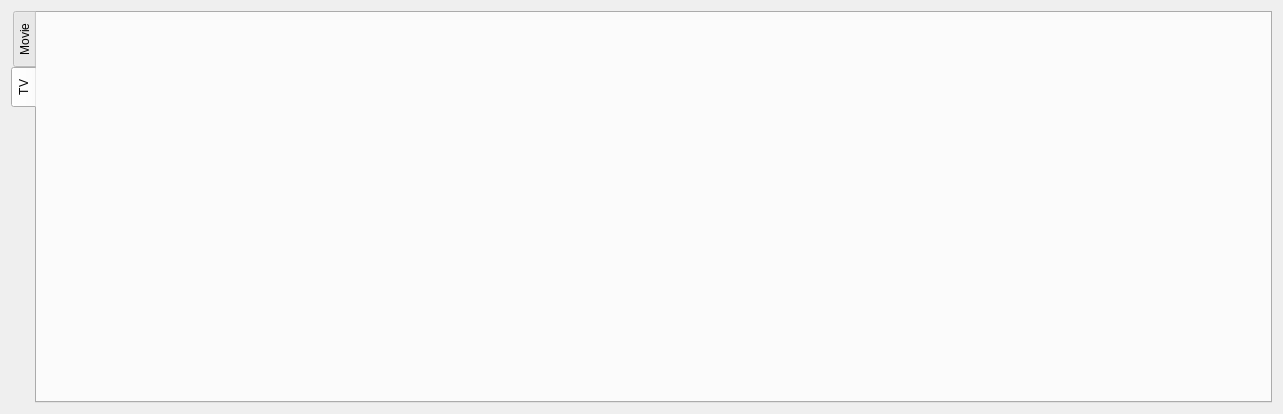
This is dialogrenamerfiles.ui in DmitriusFalse/mediaFinder as Qt 5 draws it before an edit. The edited form follows.
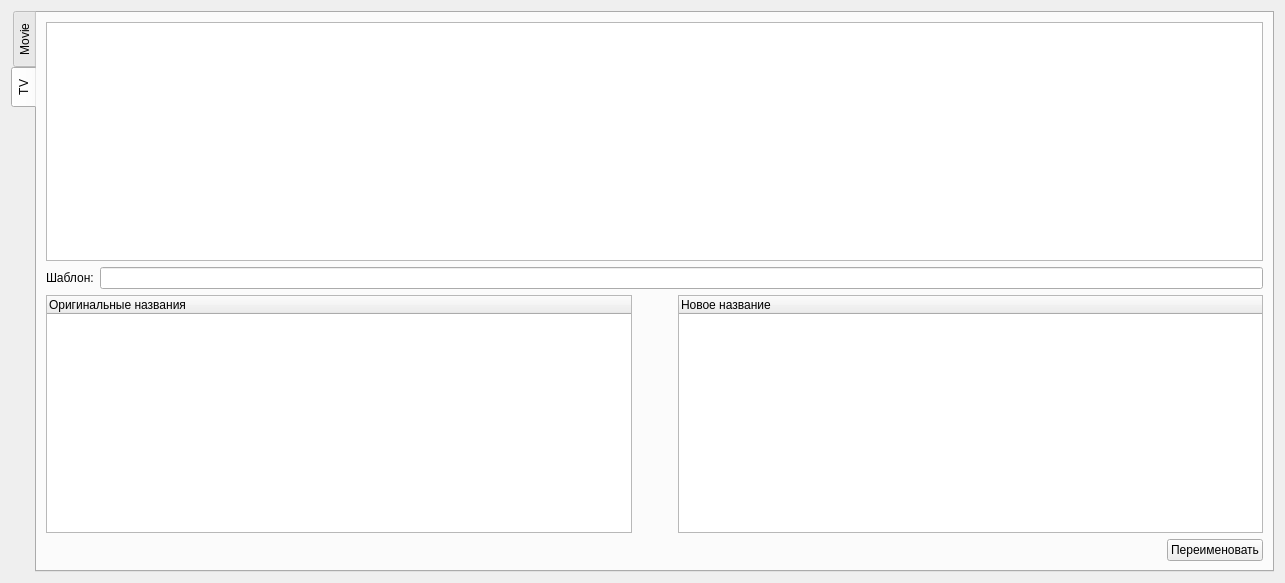
This is the edited form. The open tabs and pages were chosen to show the change.

Patch:
```diff
--- a/dialogrenamerfiles.ui
+++ b/dialogrenamerfiles.ui
@@ -6,8 +6,8 @@
    <rect>
     <x>0</x>
     <y>0</y>
-    <width>1283</width>
-    <height>414</height>
+    <width>1285</width>
+    <height>583</height>
    </rect>
   </property>
   <property name="windowTitle">
@@ -31,13 +31,37 @@
         <layout class="QVBoxLayout" name="patternDescriptionLayout">
          <item>
           <widget class="QLabel" name="label_2">
+           <property name="minimumSize">
+            <size>
+             <width>0</width>
+             <height>25</height>
+            </size>
+           </property>
+           <property name="maximumSize">
+            <size>
+             <width>16777215</width>
+             <height>25</height>
+            </size>
+           </property>
            <property name="text">
             <string>Поля для подстановки</string>
            </property>
           </widget>
          </item>
          <item>
-          <widget class="QTextEdit" name="patternDescription">
+          <widget class="QTextEdit" name="patternMovieDescription">
+           <property name="minimumSize">
+            <size>
+             <width>0</width>
+             <height>200</height>
+            </size>
+           </property>
+           <property name="maximumSize">
+            <size>
+             <width>16777215</width>
+             <height>200</height>
+            </size>
+           </property>
            <property name="readOnly">
             <bool>true</bool>
            </property>
@@ -134,12 +158,121 @@
          </item>
         </layout>
        </item>
+       <item>
+        <layout class="QHBoxLayout" name="horizontalLayout_8">
+         <item>
+          <spacer name="horizontalSpacer_4">
+           <property name="orientation">
+            <enum>Qt::Orientation::Horizontal</enum>
+           </property>
+           <property name="sizeHint" stdset="0">
+            <size>
+             <width>40</width>
+             <height>20</height>
+            </size>
+           </property>
+          </spacer>
+         </item>
+         <item>
+          <widget class="QPushButton" name="renameMovieButton">
+           <property name="text">
+            <string>Переименовать</string>
+           </property>
+          </widget>
+         </item>
+        </layout>
+       </item>
       </layout>
      </widget>
      <widget class="QWidget" name="tabTV">
       <attribute name="title">
        <string>TV</string>
       </attribute>
+      <layout class="QVBoxLayout" name="verticalLayout_3">
+       <item>
+        <layout class="QHBoxLayout" name="horizontalLayout_4">
+         <item>
+          <widget class="QPlainTextEdit" name="patternTVDescription"/>
+         </item>
+        </layout>
+       </item>
+       <item>
+        <layout class="QHBoxLayout" name="horizontalLayout_5">
+         <item>
+          <widget class="QLabel" name="label_3">
+           <property name="text">
+            <string>Шаблон:</string>
+           </property>
+          </widget>
+         </item>
+         <item>
+          <widget class="QLineEdit" name="patternTVEdit"/>
+         </item>
+        </layout>
+       </item>
+       <item>
+        <layout class="QHBoxLayout" name="horizontalLayout_6">
+         <item>
+          <widget class="QTreeWidget" name="newListTV">
+           <column>
+            <property name="text">
+             <string>Оригинальные названия</string>
+            </property>
+           </column>
+          </widget>
+         </item>
+         <item>
+          <spacer name="horizontalSpacer_2">
+           <property name="orientation">
+            <enum>Qt::Orientation::Horizontal</enum>
+           </property>
+           <property name="sizeType">
+            <enum>QSizePolicy::Policy::Fixed</enum>
+           </property>
+           <property name="sizeHint" stdset="0">
+            <size>
+             <width>40</width>
+             <height>20</height>
+            </size>
+           </property>
+          </spacer>
+         </item>
+         <item>
+          <widget class="QTreeWidget" name="oldListTV">
+           <column>
+            <property name="text">
+             <string>Новое название</string>
+            </property>
+           </column>
+          </widget>
+         </item>
+        </layout>
+       </item>
+       <item>
+        <layout class="QHBoxLayout" name="horizontalLayout_7">
+         <item>
+          <spacer name="horizontalSpacer_3">
+           <property name="orientation">
+            <enum>Qt::Orientation::Horizontal</enum>
+           </property>
+           <property name="sizeHint" stdset="0">
+            <size>
+             <width>40</width>
+             <height>20</height>
+            </size>
+           </property>
+          </spacer>
+         </item>
+         <item>
+          <widget class="QPushButton" name="renameTVButton">
+           <property name="text">
+            <string>Переименовать</string>
+           </property>
+          </widget>
+         </item>
+        </layout>
+       </item>
+      </layout>
      </widget>
     </widget>
    </item>
```
